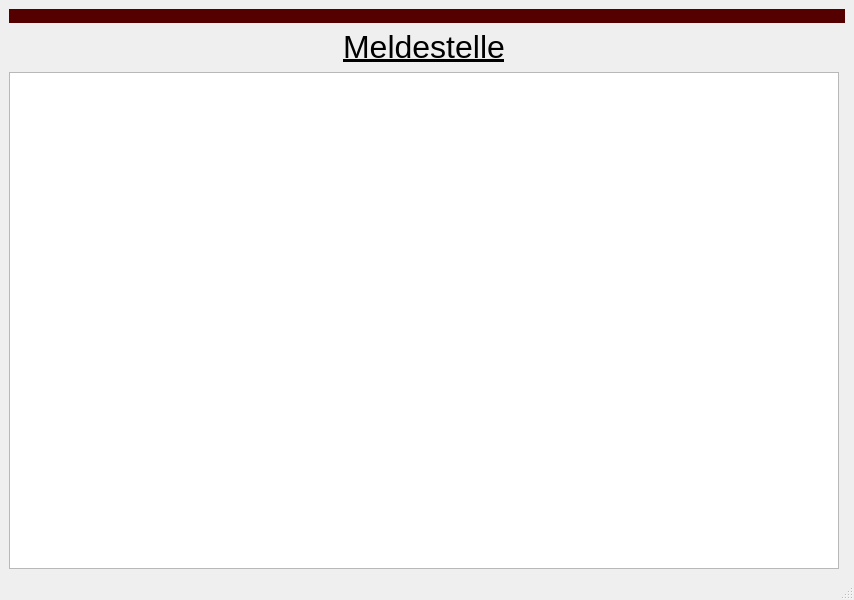
s1m0n1996/VolleyballSingleTurnier, file src/View/playermanagementWindow.ui: the form before one commit.
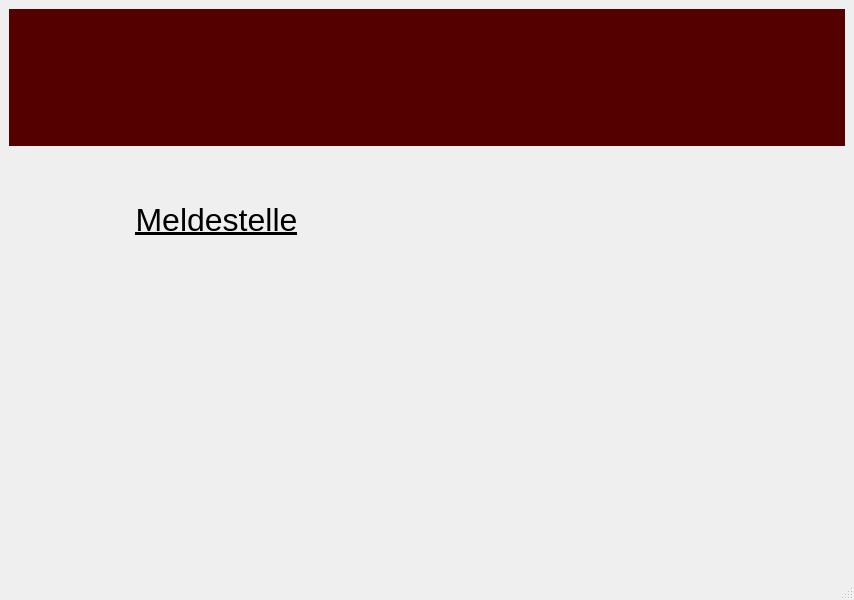
The form after the commit.

Commit message: Zeigt Spieler aus Datenbank an

```diff
--- a/src/View/playermanagementWindow.ui
+++ b/src/View/playermanagementWindow.ui
@@ -15,11 +15,8 @@
   </property>
   <widget class="QWidget" name="centralwidget">
    <layout class="QGridLayout" name="gridLayout">
-    <item row="2" column="1" rowspan="2">
-     <layout class="QVBoxLayout" name="startTournementLayout"/>
-    </item>
-    <item row="2" column="0">
-     <widget class="QTableView" name="tableView"/>
+    <item row="1" column="1">
+     <layout class="QVBoxLayout" name="maxPlayerLayout"/>
     </item>
     <item row="0" column="0" colspan="2">
      <widget class="QLabel" name="colorLabel">
@@ -473,6 +470,9 @@
       </property>
      </widget>
     </item>
+    <item row="4" column="0">
+     <layout class="QGridLayout" name="addPlayerLayout"/>
+    </item>
     <item row="1" column="0">
      <widget class="QLabel" name="headlineLabel">
       <property name="font">
@@ -486,11 +486,11 @@
       </property>
      </widget>
     </item>
-    <item row="1" column="1">
-     <layout class="QVBoxLayout" name="maxPlayerLayout"/>
+    <item row="3" column="1" rowspan="2">
+     <layout class="QVBoxLayout" name="startTournementLayout"/>
     </item>
-    <item row="3" column="0">
-     <layout class="QGridLayout" name="addPlayerLayout"/>
+    <item row="2" column="0">
+     <layout class="QHBoxLayout" name="tabelViewLayout"/>
     </item>
    </layout>
   </widget>
```
The commit also changes 2 other files.
